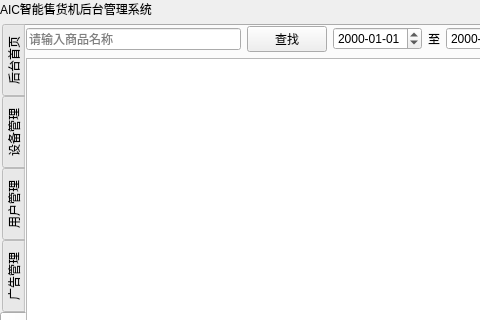
Nyar-D/VendingSystem, file VendingSystem_server/menu.ui: the form before one commit; both pictures show x 0 to 480 and y 0 to 320 of the 1024 by 600 pixel window.
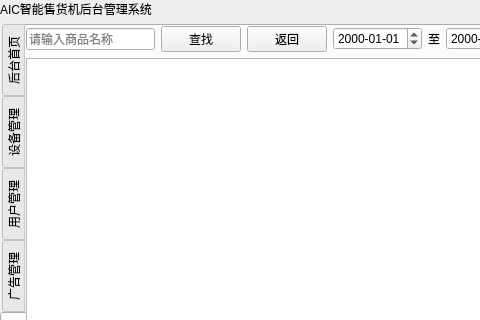
The form after the commit.

```diff
--- a/VendingSystem_server/menu.ui
+++ b/VendingSystem_server/menu.ui
@@ -265,6 +265,16 @@
                </property>
               </widget>
              </item>
+             <item>
+              <widget class="QPushButton" name="good_nameSearchandBack_btn">
+               <property name="focusPolicy">
+                <enum>Qt::ClickFocus</enum>
+               </property>
+               <property name="text">
+                <string>返回</string>
+               </property>
+              </widget>
+             </item>
             </layout>
            </item>
            <item>
```
Left out of the diff: 32 changed lines with no effect on the pictures.
